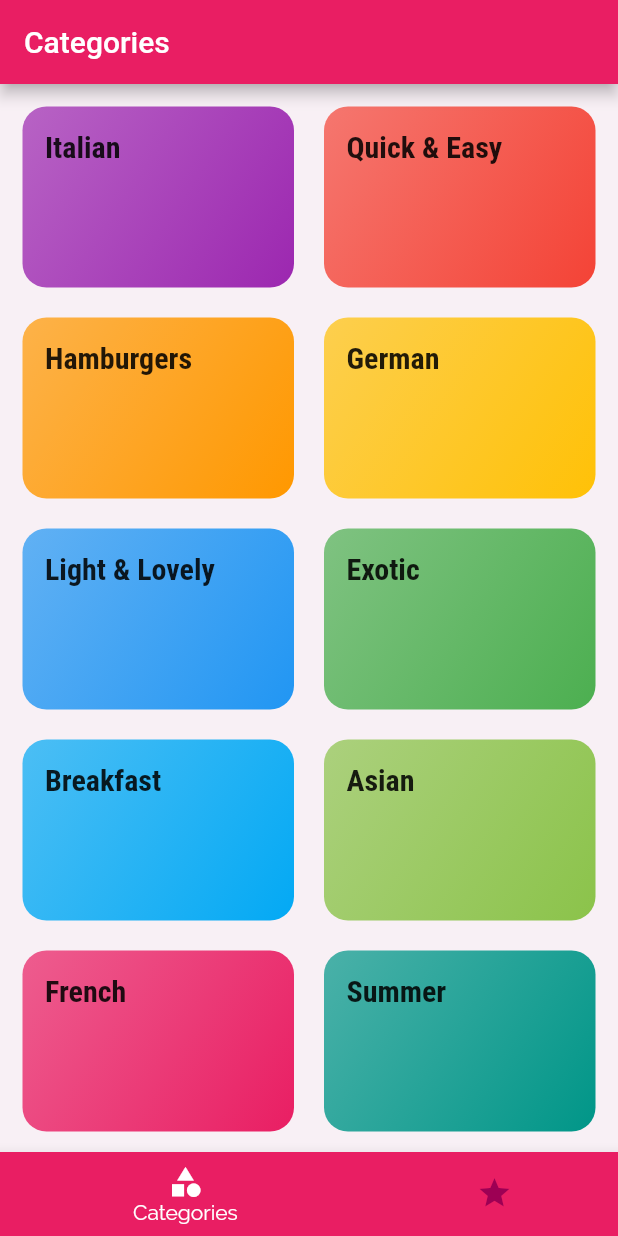
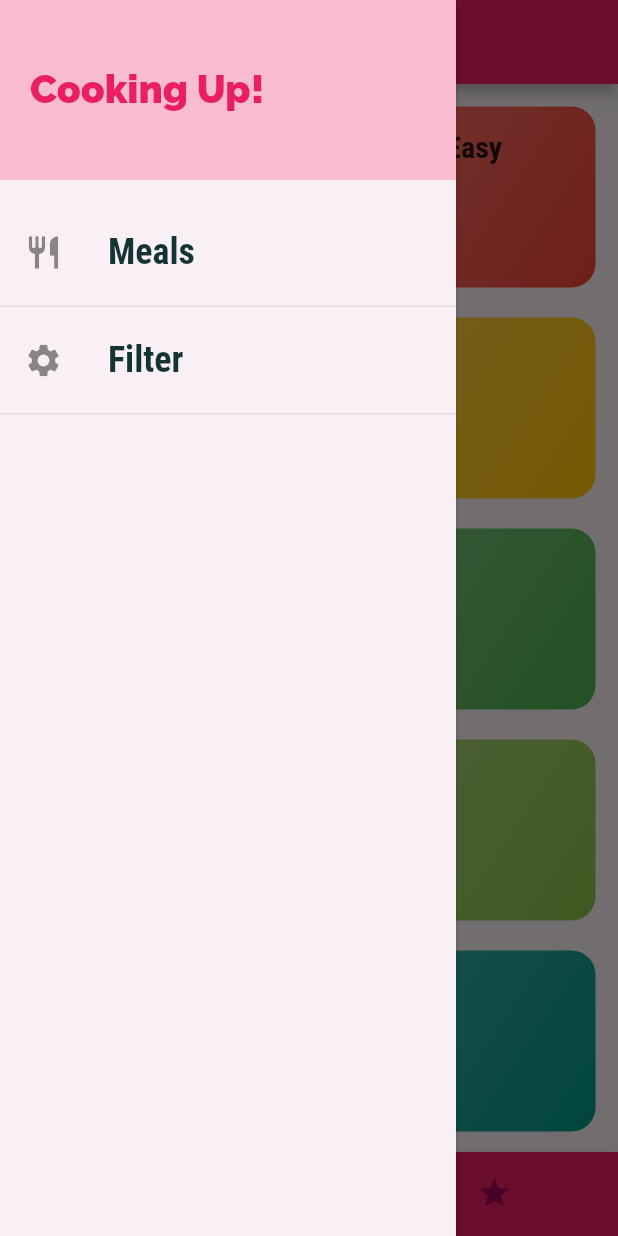
Before and after one commit to Hami0095/dhaaba, a Flutter app: the screen it shows after launch, with the side drawer open (before the commit the screen has no drawer), on a phone screen of 412 x 824 dp. Run offline on Flutter 3.47's test engine with Material 2 defaults, Android fonts, the phone set to English and light mode, and no system bars.

Commit message:
UPDATE-LOG:  AppDrawer has been added and implemented completely

```diff
--- a/lib/main.dart
+++ b/lib/main.dart
@@ -1,4 +1,5 @@
 import 'package:dhaaba/screens/category_meal_page.dart';
+import 'package:dhaaba/screens/filter_screen.dart';
 import 'package:dhaaba/screens/meal_detail_page.dart';
 import 'package:dhaaba/screens/tabs_page.dart';
 import 'package:flutter/material.dart';
@@ -42,6 +43,7 @@ class MyApp extends StatelessWidget {
           '/': (context) => const TabsPage(),
           CategoryMealPage.routeName: (context) => const CategoryMealPage(),
           MealDetailPage.routeName: (context) => MealDetailPage(),
+          FilterScreen.routeName: (context) => const FilterScreen(),
         });
   }
 }
--- /dev/null
+++ b/lib/screens/filter_screen.dart
@@ -0,0 +1,19 @@
+import 'package:dhaaba/widgets/main_drawer.dart';
+import 'package:flutter/material.dart';
+
+class FilterScreen extends StatelessWidget {
+  const FilterScreen({Key? key}) : super(key: key);
+  static const routeName = '/filters';
+  @override
+  Widget build(BuildContext context) {
+    return Scaffold(
+      appBar: AppBar(
+        title: const Text('My Filters'),
+      ),
+      drawer: const MainDrawer(),
+      body: const Center(
+        child: Text('your filters . . .'),
+      ),
+    );
+  }
+}
--- a/lib/screens/tabs_page.dart
+++ b/lib/screens/tabs_page.dart
@@ -1,5 +1,6 @@
 import 'package:dhaaba/screens/category_page.dart';
 import 'package:dhaaba/screens/favourites_page.dart';
+import 'package:dhaaba/widgets/main_drawer.dart';
 import 'package:flutter/material.dart';
 
 class TabsPage extends StatefulWidget {
@@ -32,6 +33,7 @@ class _TabsPageState extends State<TabsPage> {
           _pages[_selectedIndex]['title'].toString(),
         ),
       ),
+      drawer: const MainDrawer(),
       bottomNavigationBar: BottomNavigationBar(
         currentIndex: _selectedIndex,
         onTap: _selectPage,
--- /dev/null
+++ b/lib/widgets/main_drawer.dart
@@ -0,0 +1,72 @@
+import 'package:dhaaba/screens/filter_screen.dart';
+import 'package:flutter/material.dart';
+
+class MainDrawer extends StatelessWidget {
+  const MainDrawer({Key? key}) : super(key: key);
+
+  Widget _buildListTile(IconData? icon, String txt, VoidCallback tapHandler) {
+    return ListTile(
+      leading: Icon(
+        icon,
+        size: 26,
+      ),
+      title: Text(
+        txt,
+        style: const TextStyle(
+          fontSize: 24,
+          fontFamily: 'RobotoCondensed',
+          fontWeight: FontWeight.bold,
+        ),
+      ),
+      onTap: tapHandler,
+    );
+  }
+
+  @override
+  Widget build(BuildContext context) {
+    return SafeArea(
+      child: Drawer(
+        elevation: 1.5,
+        child: Column(
+          children: [
+            Container(
+              height: 120,
+              width: double.infinity,
+              padding: const EdgeInsets.all(20),
+              alignment: Alignment.centerLeft,
+              color: Theme.of(context).primaryColorLight,
+              child: Text(
+                'Cooking Up!',
+                style: TextStyle(
+                  fontWeight: FontWeight.w900,
+                  fontSize: 26,
+                  color: Theme.of(context).primaryColor,
+                ),
+              ),
+            ),
+            const SizedBox(
+              height: 20,
+            ),
+            _buildListTile(
+              Icons.restaurant,
+              'Meals',
+              () {
+                Navigator.of(context).pushReplacementNamed('/');
+              },
+            ),
+            const Divider(),
+            _buildListTile(
+              Icons.settings,
+              'Filter',
+              () {
+                Navigator.of(context)
+                    .pushReplacementNamed(FilterScreen.routeName);
+              },
+            ),
+            const Divider(),
+          ],
+        ),
+      ),
+    );
+  }
+}
```
